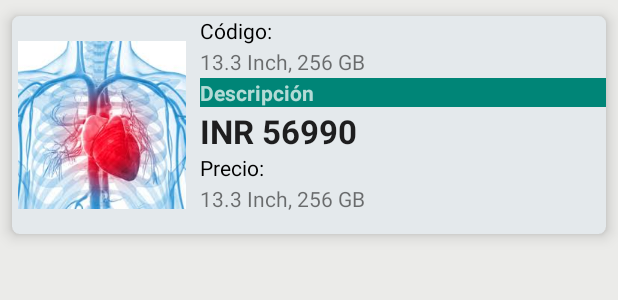
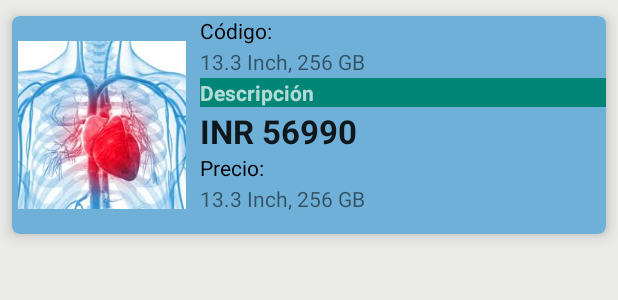
Before and after one commit to william05913/MySQL, an Android app: the layout list_layout.xml on its own in the app's theme, with its tools: preview values and no code run, on a phone screen of 412 x 824 dp. Shown: the top 300 px of the screen. Run offline under Robolectric (Android 15) with nearby library versions, the phone set to English and light mode, and no system bars.

Commit message:
se agrego el color al list layout

```diff
--- a/app/src/main/res/layout/list_layout.xml
+++ b/app/src/main/res/layout/list_layout.xml
@@ -13,7 +13,7 @@
         card_view:cardElevation="6dp"
         card_view:cardCornerRadius="5dp"
         android:layout_margin="0dp"
-        card_view:cardBackgroundColor="#E4E9EC"
+        card_view:cardBackgroundColor="#6FB0D8"
         android:foreground="?android:attr/selectableItemBackground"
         android:clickable="true"
         >
```
